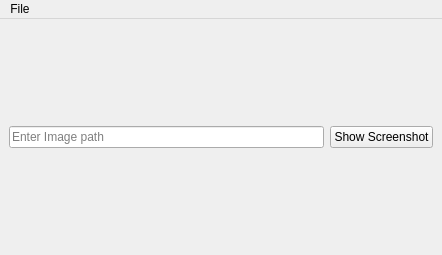
zhangwanjun4843/image_viewer, file main_ui.ui: the form before one commit.
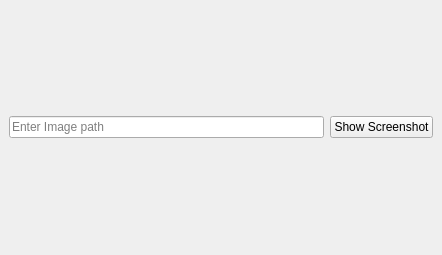
The form after the commit.

Commit message: removed debug code

Patch:
```diff
--- a/main_ui.ui
+++ b/main_ui.ui
@@ -50,23 +50,6 @@
     </item>
    </layout>
   </widget>
-  <widget class="QMenuBar" name="menuBar">
-   <property name="geometry">
-    <rect>
-     <x>0</x>
-     <y>0</y>
-     <width>442</width>
-     <height>18</height>
-    </rect>
-   </property>
-   <widget class="QMenu" name="menuFile">
-    <property name="title">
-     <string>File</string>
-    </property>
-    <addaction name="actionSave"/>
-   </widget>
-   <addaction name="menuFile"/>
-  </widget>
   <action name="actionOpen">
    <property name="text">
     <string>Open</string>
```
